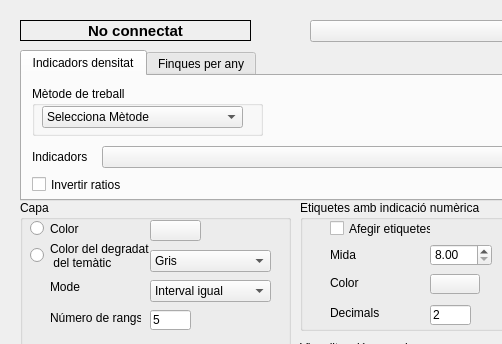
The window that Indicadors_Habitatge_dialog_base.ui (TecnocampusCCU/Indicadors_Habitatge) describes before a commit, drawn with Qt 5; both pictures show x 0 to 502 and y 0 to 344 of the 583 by 500 pixel window.
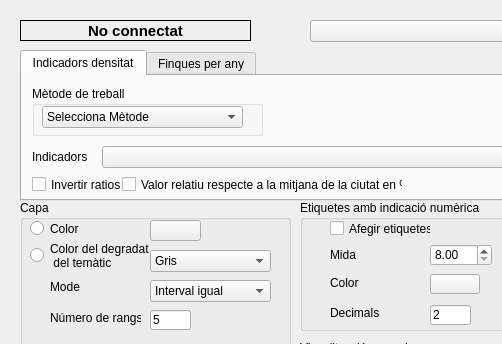
The same window after the commit.

Commit message:
V_Q3.201202
Añadido relación con cálculo de medias

What changed in the file:
```diff
--- a/Indicadors_Habitatge_dialog_base.ui
+++ b/Indicadors_Habitatge_dialog_base.ui
@@ -907,6 +907,19 @@
       </item>
      </widget>
     </widget>
+    <widget class="QCheckBox" name="checkbox_media">
+     <property name="geometry">
+      <rect>
+       <x>100</x>
+       <y>100</y>
+       <width>281</width>
+       <height>17</height>
+      </rect>
+     </property>
+     <property name="text">
+      <string>Valor relatiu respecte a la mitjana de la ciutat en %</string>
+     </property>
+    </widget>
    </widget>
    <widget class="QWidget" name="tab_2">
     <attribute name="title">
```
The commit also changes 1 other file.
